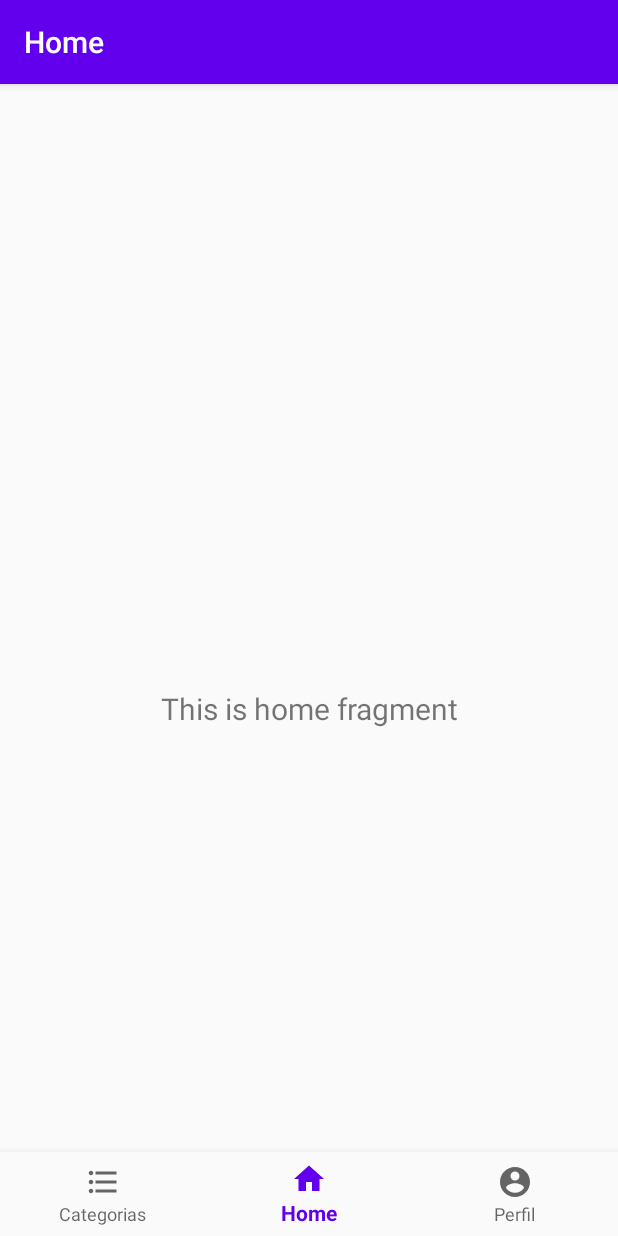
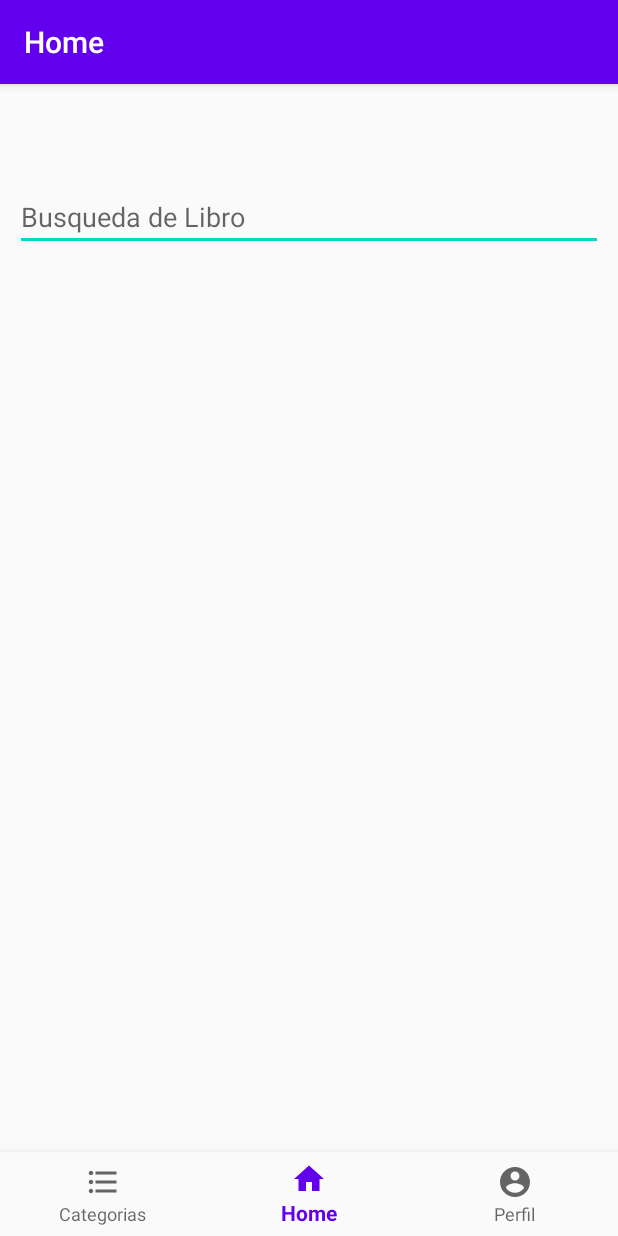
Before and after one commit to Sergio55Veliz/PST_TA5_G1, an Android app: the HomeFragment screen opened directly, with no data from a screen before it, on a phone screen of 412 x 824 dp. Run offline under Robolectric (Android 15) with nearby library versions, the phone set to English and light mode, and no system bars; our stand-ins replace navigation-ui; 2 statements that could not run were skipped.

Commit message:
Base de Layouts para HOME creada

```diff
--- a/app/src/main/res/layout/fragment_home.xml
+++ b/app/src/main/res/layout/fragment_home.xml
@@ -6,17 +6,32 @@
     android:layout_height="match_parent"
     tools:context=".ui.home.HomeFragment">
 
-    <TextView
-        android:id="@+id/text_home"
+    <LinearLayout
         android:layout_width="match_parent"
-        android:layout_height="wrap_content"
-        android:layout_marginStart="8dp"
-        android:layout_marginTop="8dp"
-        android:layout_marginEnd="8dp"
-        android:textAlignment="center"
-        android:textSize="20sp"
-        app:layout_constraintBottom_toBottomOf="parent"
-        app:layout_constraintEnd_toEndOf="parent"
-        app:layout_constraintStart_toStartOf="parent"
-        app:layout_constraintTop_toTopOf="parent" />
+        android:layout_height="match_parent"
+        android:orientation="vertical"
+        android:padding="10dp">
+
+        <EditText
+            android:id="@+id/etBuscador"
+            android:layout_width="match_parent"
+            android:layout_height="wrap_content"
+            android:ems="10"
+            android:hint="Busqueda de Libro"
+            android:inputType="textPersonName" />
+
+        <ScrollView
+            android:layout_width="match_parent"
+            android:layout_height="match_parent">
+
+            <LinearLayout
+                android:id="@+id/linealLayout"
+                android:layout_width="match_parent"
+                android:layout_height="wrap_content"
+                android:orientation="vertical">
+
+            </LinearLayout>
+        </ScrollView>
+    </LinearLayout>
+
 </androidx.constraintlayout.widget.ConstraintLayout>
--- a/app/src/main/res/values/strings.xml
+++ b/app/src/main/res/values/strings.xml
@@ -1,5 +1,5 @@
 <resources>
-    <string name="app_name">AMST[1]</string>
+    <string name="app_name">Libros</string>
     <string name="title_home">Home</string>
     <string name="title_categories">Categorias</string>
     <string name="title_perfil">Perfil</string>
```
